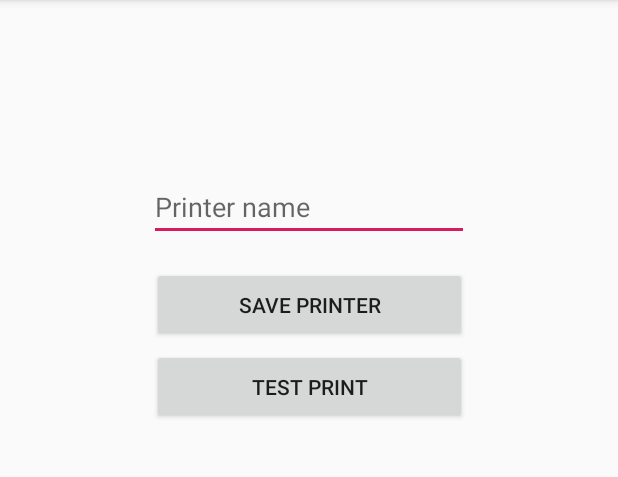
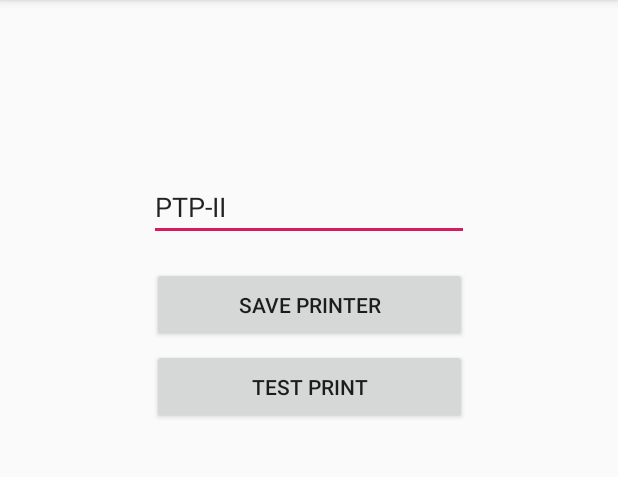
Before and after one commit to phamtdat/gokasa-printer, an Android app: the screen it shows after launch (MainActivity), after a tap on "TEST PRINT", on a phone screen of 412 x 824 dp, the part 84-561 px from its top. Run offline under Robolectric (Android 15) with nearby library versions, the phone set to English and light mode, and no system bars.

Commit message:
refactored some code

```diff
--- a/android/app/src/main/java/cz/ethereal/gokasaprinter/MainActivity.kt
+++ b/android/app/src/main/java/cz/ethereal/gokasaprinter/MainActivity.kt
@@ -12,6 +12,7 @@ import android.bluetooth.BluetoothAdapter
 import android.content.Context
 import android.content.Intent
 import android.content.SharedPreferences
+import android.support.constraint.ConstraintLayout
 import android.widget.Button
 import android.widget.EditText
 import android.widget.Toast
@@ -19,19 +20,45 @@ import java.io.IOException
 
 class MainActivity : AppCompatActivity() {
 
-    private var sharedPreference: SharedPreferences? = null
     private var mBluetoothDevice: BluetoothDevice? = null
     private var mBluetoothAdapter: BluetoothAdapter? = null
     private var mBluetoothSocket: BluetoothSocket? = null
+
+    private lateinit var sharedPreference: SharedPreferences
+    private lateinit var printerNameInput: EditText
+    private lateinit var savePrinterNameButton: Button
+    private lateinit var testPrintButton: Button
+
     private val applicationUUID = UUID.fromString("00001101-0000-1000-8000-00805F9B34FB")
 
     override fun onCreate(savedInstanceState: Bundle?) {
         super.onCreate(savedInstanceState)
         setContentView(R.layout.activity_main)
+        setup()
+        listBluetoothDevices()
+        catchIntent()
+    }
 
+    private fun setup() {
+        mBluetoothAdapter = BluetoothAdapter.getDefaultAdapter()
 
-        bindEvents()
+        sharedPreference = getSharedPreferences("GOKASA_PRINTER", Context.MODE_PRIVATE)
+        printerNameInput = findViewById(R.id.printerNameInput)
+        printerNameInput.setText(getPreference("printerName"))
+        savePrinterNameButton = findViewById(R.id.savePrinterNameButton)
+        testPrintButton = findViewById(R.id.testPrintButton)
 
+        savePrinterNameButton.setOnClickListener {
+            val printerName = printerNameInput.text.toString()
+            setPreference("printerName", printerName)
+        }
+        testPrintButton.setOnClickListener {
+            val printerName = printerNameInput.text.toString()
+            sendToPrinter(printerName, "This is a sample message\nThis is another line\n\nAnd another line\n\n")
+        }
+    }
+
+    private fun catchIntent() {
         if (intent.data != null) {
             val intentUri: Uri? = intent?.data
             Log.e(TAG, "Intent called")
@@ -42,35 +69,14 @@ class MainActivity : AppCompatActivity() {
         }
     }
 
-    private fun bindEvents() {
-        sharedPreference =  getSharedPreferences("GOKASA_PRINTER", Context.MODE_PRIVATE)
-
-        val printerNameInput = findViewById<EditText>(R.id.printerNameInput)
-        val savedPrinterName = getPreference("printerName")
-        printerNameInput.setText(savedPrinterName)
-
-        val savePrinterNameButton = findViewById<Button>(R.id.savePrinterNameButton)
-        savePrinterNameButton.setOnClickListener {
-            val printerName = printerNameInput.text.toString()
-            setPreference("printerName", printerName)
-        }
-
-        val testPrintButton = findViewById<Button>(R.id.testPrintButton)
-        testPrintButton.setOnClickListener {
-            val printerName = printerNameInput.text.toString()
-            sendToPrinter(printerName,"This is a sample message\nThis is another line\n\nAnd another line\n\n")
-
-        }
-    }
-
     private fun setPreference(key: String, value: String) {
-        var editor = sharedPreference?.edit()
+        var editor = sharedPreference.edit()
         editor?.putString(key, value)
         editor?.commit()
     }
 
-    private fun getPreference(key: String): String {
-        return sharedPreference?.getString(key, "").toString()
+    private fun getPreference(key: String?): String {
+        return sharedPreference.getString(key, "PTP-II").toString()
     }
 
     private fun exitApp(delay: Long) {
@@ -85,7 +91,7 @@ class MainActivity : AppCompatActivity() {
     }
 
     private fun sendToPrinter(printerName: String, data: String) {
-        if (!setBlueToothDevice(printerName)) {
+        if (!setBluetoothDevice(printerName)) {
             return
         }
         if (!setBluetoothSocket()) {
@@ -95,8 +101,7 @@ class MainActivity : AppCompatActivity() {
         os.write(data.toByteArray())
     }
 
-    private fun setBlueToothDevice(bluetoothDeviceName: String): Boolean {
-        mBluetoothAdapter = BluetoothAdapter.getDefaultAdapter()
+    private fun checkBluetoothState(): Boolean {
         if (mBluetoothAdapter == null) {
             toast("No bluetooth adapter available!")
             return false
@@ -105,6 +110,31 @@ class MainActivity : AppCompatActivity() {
             toast("Please activate bluetooth!")
             val enableBluetooth = Intent(BluetoothAdapter.ACTION_REQUEST_ENABLE)
             startActivityForResult(enableBluetooth, 0)
+            return false
+        }
+        return true
+    }
+
+    private fun listBluetoothDevices() {
+        if (!checkBluetoothState()) {
+            return
+        }
+        //val pairedDevices = mBluetoothAdapter!!.bondedDevices
+        /*for (device in pairedDevices) {
+            val constraintLayout = findViewById<ConstraintLayout>(R.id.constraintLayout)
+            val button = Button(this)
+            button.layoutParams = ConstraintLayout.LayoutParams(ConstraintLayout.LayoutParams.WRAP_CONTENT, ConstraintLayout.LayoutParams.WRAP_CONTENT)
+            button.text = "device.name"
+            button.setOnClickListener{
+                toast("You have selected device.name $i" )
+            }
+            constraintLayout.addView(button)
+
+        }*/
+    }
+
+    private fun setBluetoothDevice(bluetoothDeviceName: String): Boolean {
+        if (!checkBluetoothState()) {
             return false
         }
         val pairedDevices = mBluetoothAdapter!!.bondedDevices
@@ -132,10 +162,6 @@ class MainActivity : AppCompatActivity() {
         return true
     }
 
-    private fun toast(msg: String) {
-        Toast.makeText(this@MainActivity, msg, Toast.LENGTH_SHORT).show()
-    }
-
     private fun closeSocket(nOpenSocket: BluetoothSocket) {
         try {
             nOpenSocket.close()
@@ -146,6 +172,10 @@ class MainActivity : AppCompatActivity() {
 
     }
 
+    private fun toast(msg: String) {
+        Toast.makeText(this@MainActivity, msg, Toast.LENGTH_SHORT).show()
+    }
+
     companion object {
         private const val TAG = "LOG"
     }
```
